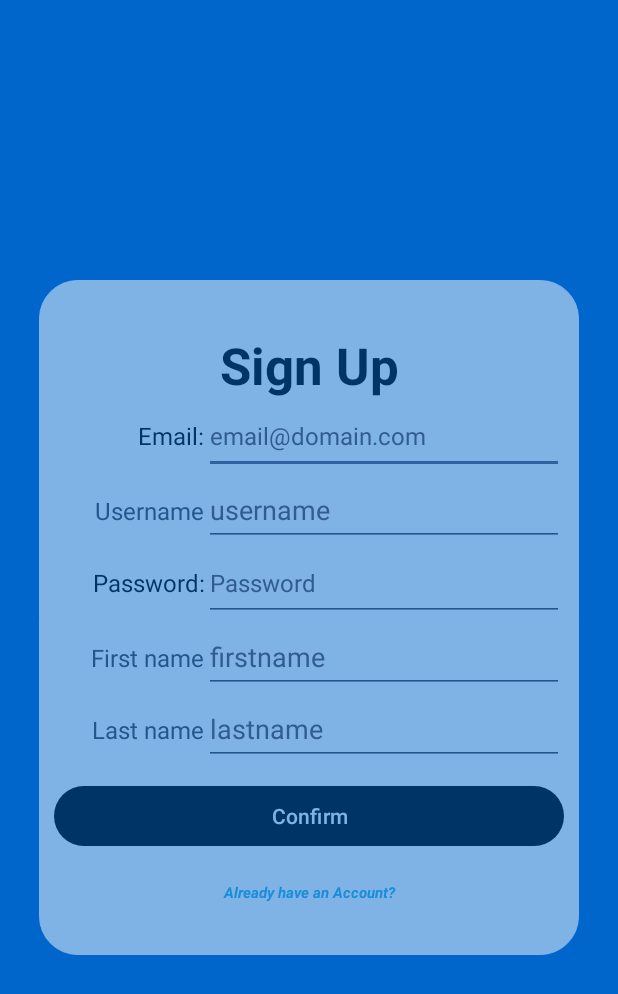
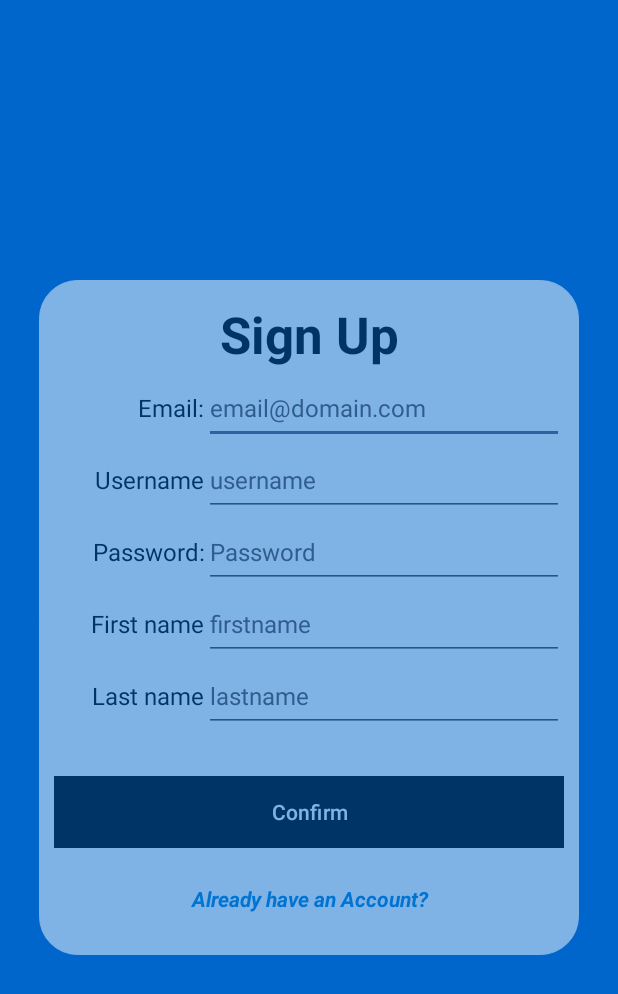
Before and after one commit to kardelreyy/ProFinder, an Android app: the SignUpActivity screen opened directly, with no data from a screen before it, on a phone screen of 412 x 824 dp. Shown: the top 994 px of the screen. Run offline under Robolectric (Android 15) with nearby library versions, the phone set to English and light mode, and no system bars.

Commit message:
Signup now has validations and slight touches to uis

```diff
--- a/app/src/main/res/layout/activity_signup.xml
+++ b/app/src/main/res/layout/activity_signup.xml
@@ -31,7 +31,7 @@
             <TextView
                 android:id="@+id/SignUpTV"
                 android:layout_width="match_parent"
-                android:layout_height="wrap_content"
+                android:layout_height="48dp"
                 android:text="Sign Up"
                 android:textAlignment="center"
                 android:textColor="@color/black"
@@ -40,16 +40,16 @@
 
             <LinearLayout
                 android:layout_width="match_parent"
-                android:layout_height="wrap_content"
+                android:layout_height="48dp"
                 android:layout_marginLeft="10dp"
                 android:layout_marginRight="10dp"
                 android:orientation="horizontal"
                 android:textAlignment="textEnd">
 
                 <TextView
-                    android:id="@+id/emallLoginTB"
+                    android:id="@+id/emallLoginTV"
                     android:layout_width="100dp"
-                    android:layout_height="wrap_content"
+                    android:layout_height="48dp"
                     android:gravity="center_vertical"
                     android:text="Email:"
                     android:textAlignment="textEnd"
@@ -59,8 +59,7 @@
                 <EditText
                     android:id="@+id/enterEmailLogin"
                     android:layout_width="match_parent"
-                    android:layout_height="50dp"
-                    android:layout_weight="1"
+                    android:layout_height="48dp"
                     android:ems="10"
                     android:gravity="center_vertical"
                     android:hint="email@domain.com"
@@ -74,43 +73,48 @@
 
             <LinearLayout
                 android:layout_width="match_parent"
-                android:layout_height="wrap_content"
+                android:layout_height="48dp"
                 android:layout_marginLeft="10dp"
                 android:layout_marginRight="10dp"
+                android:gravity="center_vertical"
                 android:orientation="horizontal">
 
                 <TextView
-                    android:id="@+id/userNameTextView"
+                    android:id="@+id/userNameTV"
                     android:layout_width="100dp"
-                    android:layout_height="wrap_content"
+                    android:layout_height="48dp"
+                    android:gravity="center_vertical"
                     android:text="Username"
                     android:textAlignment="textEnd"
+                    android:textColor="@color/black"
                     android:textSize="16sp" />
 
                 <EditText
                     android:id="@+id/enterUName"
-                    android:layout_width="wrap_content"
+                    android:layout_width="match_parent"
                     android:layout_height="48dp"
-                    android:layout_weight="1"
                     android:ems="10"
+                    android:gravity="center_vertical"
                     android:hint="username"
                     android:inputType="text"
                     android:textColor="@color/black"
-                    android:textColorHint="#615252" />
+                    android:textColorHint="#615252"
+                    android:textSize="16sp" />
             </LinearLayout>
 
             <LinearLayout
                 android:layout_width="match_parent"
-                android:layout_height="wrap_content"
+                android:layout_height="48dp"
                 android:layout_marginLeft="10dp"
                 android:layout_marginRight="10dp"
+                android:gravity="center_vertical"
                 android:orientation="horizontal">
 
                 <TextView
-                    android:id="@+id/passwordLoginTB"
+                    android:id="@+id/passwordLoginTV"
                     android:layout_width="100dp"
-                    android:layout_height="wrap_content"
-                    android:gravity="center"
+                    android:layout_height="48dp"
+                    android:gravity="center_vertical"
                     android:text="Password:"
                     android:textAlignment="textEnd"
                     android:textColor="@color/black"
@@ -120,9 +124,9 @@
                 <EditText
                     android:id="@+id/enterPasswordLogin"
                     android:layout_width="match_parent"
-                    android:layout_height="50dp"
+                    android:layout_height="48dp"
                     android:ems="10"
-                    android:gravity="center"
+                    android:gravity="center_vertical"
                     android:hint="Password"
                     android:inputType="text"
                     android:textAlignment="textStart"
@@ -133,81 +137,99 @@
 
             <LinearLayout
                 android:layout_width="match_parent"
-                android:layout_height="match_parent"
+                android:layout_height="48dp"
                 android:layout_marginLeft="10dp"
                 android:layout_marginRight="10dp"
                 android:layout_weight="1"
+                android:gravity="center_vertical"
                 android:orientation="horizontal">
 
                 <TextView
-                    android:id="@+id/firstNameTextView"
+                    android:id="@+id/firstNameTV"
                     android:layout_width="100dp"
-                    android:layout_height="wrap_content"
+                    android:layout_height="48dp"
+                    android:gravity="center_vertical"
                     android:text="First name"
                     android:textAlignment="textEnd"
+                    android:textColor="@color/black"
                     android:textSize="16sp" />
 
                 <EditText
                     android:id="@+id/enterFName"
-                    android:layout_width="wrap_content"
+                    android:layout_width="match_parent"
                     android:layout_height="48dp"
-                    android:layout_weight="1"
                     android:ems="10"
+                    android:gravity="center_vertical"
                     android:hint="firstname"
                     android:inputType="text"
                     android:textColor="@color/black"
-                    android:textColorHint="#615252" />
+                    android:textColorHint="#615252"
+                    android:textSize="16sp" />
             </LinearLayout>
 
             <LinearLayout
                 android:layout_width="match_parent"
-                android:layout_height="match_parent"
+                android:layout_height="48dp"
                 android:layout_marginLeft="10dp"
                 android:layout_marginRight="10dp"
                 android:layout_weight="1"
+                android:gravity="center_vertical"
                 android:orientation="horizontal">
 
                 <TextView
-                    android:id="@+id/textView3"
+                    android:id="@+id/lastNameTV"
                     android:layout_width="100dp"
-                    android:layout_height="wrap_content"
+                    android:layout_height="48dp"
+                    android:gravity="center_vertical"
                     android:text="Last name"
                     android:textAlignment="textEnd"
+                    android:textColor="@color/black"
                     android:textSize="16sp" />
 
                 <EditText
                     android:id="@+id/enterLName"
-                    android:layout_width="wrap_content"
+                    android:layout_width="match_parent"
                     android:layout_height="48dp"
-                    android:layout_weight="1"
                     android:ems="10"
+                    android:gravity="center_vertical"
                     android:hint="lastname"
                     android:inputType="text"
                     android:textColor="@color/black"
-                    android:textColorHint="#615252" />
+                    android:textColorHint="#615252"
+                    android:textSize="16sp" />
 
             </LinearLayout>
+
+            <TextView
+                android:id="@+id/errorMsgTV"
+                android:layout_width="match_parent"
+                android:layout_height="wrap_content"
+                android:textAlignment="center"
+                android:textColor="@android:color/holo_red_light" />
 
             <Button
                 android:id="@+id/confirmSignUpBtn"
                 android:layout_width="match_parent"
-                android:layout_height="wrap_content"
+                android:layout_height="48dp"
                 android:layout_marginLeft="10dp"
                 android:layout_marginTop="10dp"
                 android:layout_marginRight="10dp"
                 android:layout_marginBottom="10dp"
+                android:background="#1B2142"
+                android:gravity="center"
                 android:onClick="saveAddAccount"
-                android:text="Confirm" />
+                android:text="Confirm"
+                android:textColorHighlight="#1B2142" />
 
             <TextView
                 android:id="@+id/alrdyHavAnAcc"
                 android:layout_width="match_parent"
-                android:layout_height="wrap_content"
-                android:layout_marginTop="10dp"
+                android:layout_height="48dp"
+                android:gravity="center_vertical"
                 android:text="Already have an Account?"
                 android:textAlignment="center"
-                android:textColor="@android:color/holo_blue_light"
-                android:textSize="10sp"
+                android:textColor="#0082D8"
+                android:textSize="14sp"
                 android:textStyle="bold|italic" />
         </LinearLayout>
 
```
Also changed, not shown: app/src/main/java/com/example/profinder/LoginActivity.kt (+17 -10 lines), app/src/main/java/com/example/profinder/SignUpActivity.kt (+45 -15 lines), app/src/main/res/layout/activity_login.xml (+19 -15 lines).
